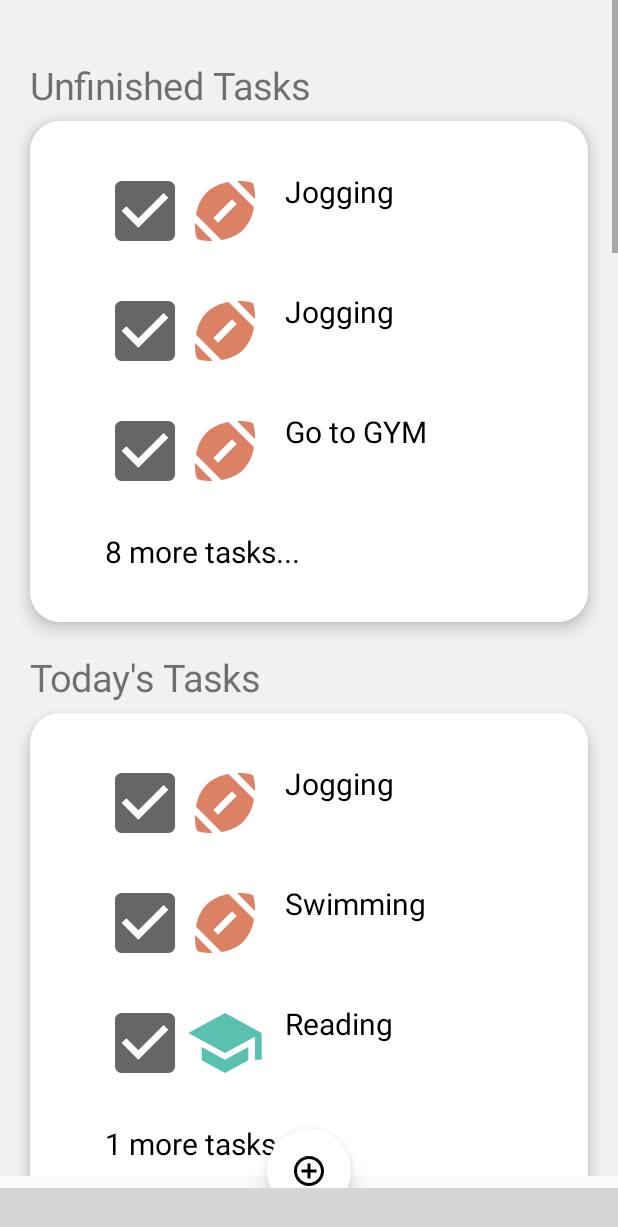
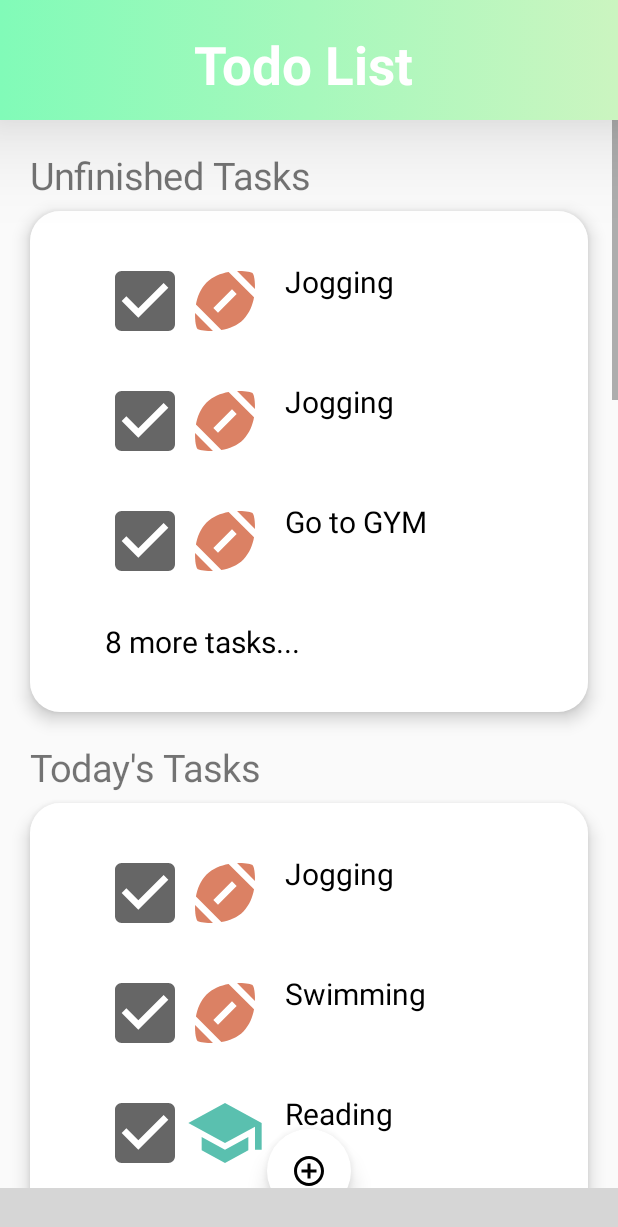
Before and after one commit to Bistard/Pet, an Android app: the TodoFragment screen opened through its navigation route, on a phone screen of 412 x 824 dp. Shown: the top 1227 px of the screen. Run offline under Robolectric (Android 15) with nearby library versions, the light colour scheme and no system bars; our stand-ins replace navigation-ui; libraries missing offline, so code that uses them is left out: com.ittianyu.bottomnavigationviewex; plain views replace BottomNavigationViewEx; network calls fail; 6 statements that could not run were skipped; grey boxes are pictures that could not be loaded.

Commit message:
added a header into fragment_todo.xml

```diff
--- a/app/src/main/res/layout/fragment_home.xml
+++ b/app/src/main/res/layout/fragment_home.xml
@@ -49,6 +49,7 @@
         android:layout_width="match_parent"
         android:layout_height="150dp"
         android:background="@drawable/fragment_home_gradient"
+        android:elevation="40dp"
         app:layout_constraintEnd_toEndOf="parent"
         app:layout_constraintHorizontal_bias="1.0"
         app:layout_constraintStart_toStartOf="parent"
--- a/app/src/main/res/layout/fragment_todo.xml
+++ b/app/src/main/res/layout/fragment_todo.xml
@@ -6,21 +6,54 @@
     android:layout_height="match_parent"
     tools:context=".ui.todo.TodoFragment">
 
+    <RelativeLayout
+        android:id="@+id/fragment_todo_top"
+        app:layout_constraintEnd_toEndOf="parent"
+        app:layout_constraintHorizontal_bias="1.0"
+        app:layout_constraintStart_toStartOf="parent"
+        app:layout_constraintTop_toTopOf="parent"
+
+        android:layout_width="match_parent"
+        android:layout_height="80dp"
+        android:background="@drawable/fragment_home_gradient"
+        android:elevation="40dp">
+
+        <TextView
+            android:layout_width="149dp"
+            android:layout_height="42dp"
+            android:layout_alignParentStart="true"
+            android:layout_alignParentLeft="true"
+            android:layout_alignParentTop="true"
+            android:layout_alignParentEnd="true"
+            android:layout_alignParentRight="true"
+            android:layout_alignParentBottom="true"
+            android:layout_marginStart="129dp"
+            android:layout_marginLeft="129dp"
+            android:layout_marginTop="19dp"
+            android:layout_marginEnd="133dp"
+            android:layout_marginRight="133dp"
+            android:layout_marginBottom="19dp"
+            android:text="Todo List"
+            android:textColor="@color/white"
+            android:textSize="35dp"
+            android:textStyle="bold" />
+    </RelativeLayout>
+
     <ScrollView
         android:id="@+id/todo_scrollview"
         android:layout_width="match_parent"
-        android:layout_height="match_parent"
-        android:layout_marginRight="0dp"
-        android:layout_marginLeft="0dp"
-        android:layout_marginTop="0dp"
-        android:layout_marginBottom="40dp"
-        android:background="@color/white_10">
+        android:layout_height="wrap_content"
+        android:background="@color/white_10"
+        app:layout_constraintBottom_toBottomOf="parent"
+        app:layout_constraintTop_toBottomOf="@+id/fragment_todo_top"
+        app:layout_constraintVertical_bias="0.0"
+        tools:layout_editor_absoluteX="16dp">
 
         <LinearLayout
             android:id="@+id/todo_main_layout"
             android:layout_width="match_parent"
             android:layout_height="wrap_content"
-            android:layout_marginTop="20dp"
+            android:layout_marginTop="0dp"
             android:background="@color/white_10"
             android:orientation="vertical" />
     </ScrollView>
--- a/app/src/main/res/values/colors.xml
+++ b/app/src/main/res/values/colors.xml
@@ -9,8 +9,8 @@
     <color name="grey">#cbcbcb</color>
     <color name="grey_50">#e6e6e6</color>
     <color name="white">#FFFFFFFF</color>
-    <color name="white_5">#f7f7f7</color>
-    <color name="white_10">#f1f1f1</color>
+    <color name="white_5">#00f7f7f7</color>
+    <color name="white_10">#00f1f1f1</color>
 
     <color name="green">#a1f9bc</color>
     <color name="light_green">#a1f9bc</color>
```
